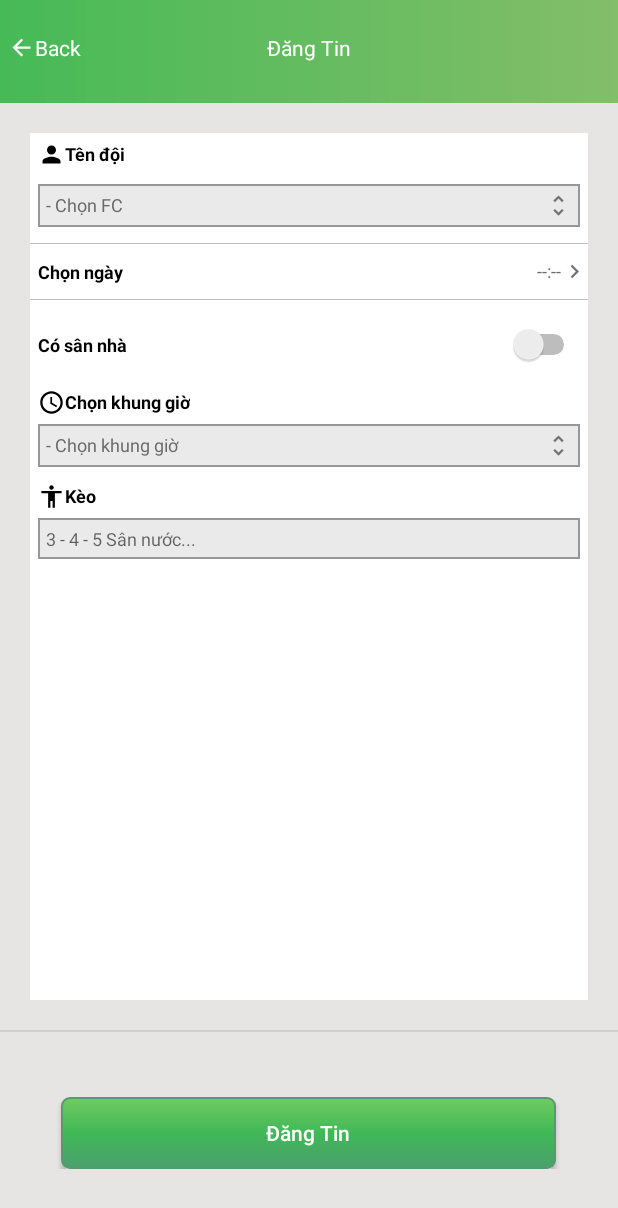
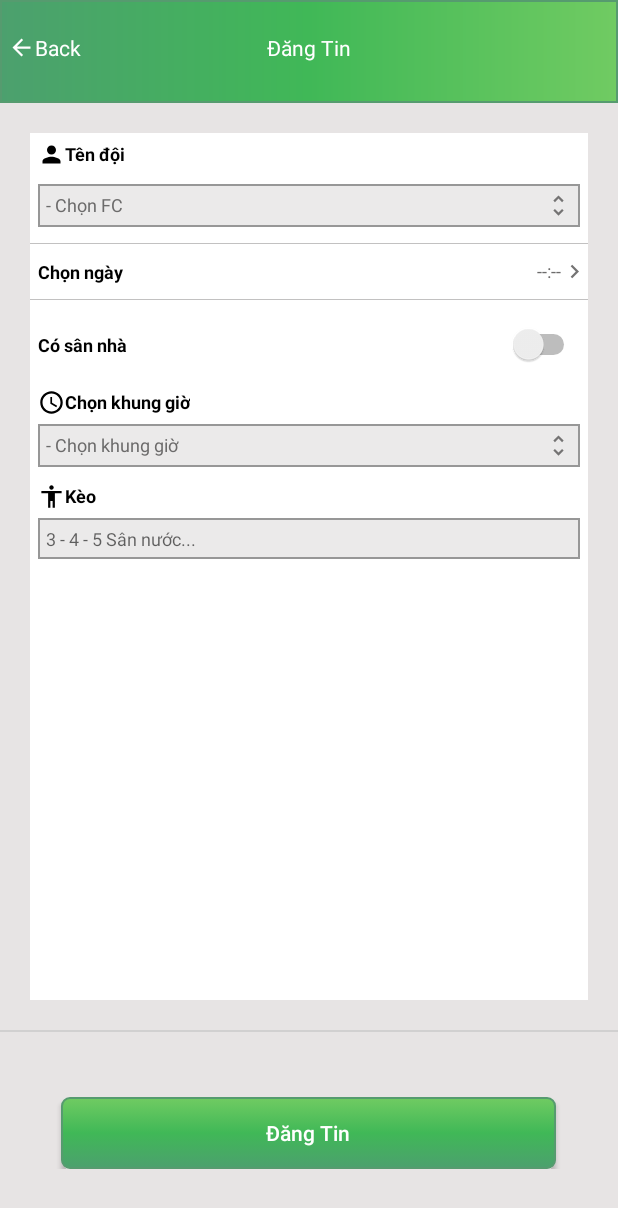
Before and after one commit to zzlaodaizz7/STP2019, an Android app: the Activity_Dang_Tin_Tim_Doi_Thu screen opened directly, with no data from a screen before it, on a phone screen of 412 x 824 dp. Shown: the top 1208 px of the screen. Run offline under Robolectric (Android 15) with nearby library versions, the phone set to English and light mode, and no system bars.

Commit message:
Fix lai vien button

```diff
--- a/app/src/main/res/drawable/custom_button_click_dx.xml
+++ b/app/src/main/res/drawable/custom_button_click_dx.xml
@@ -1,6 +1,6 @@
 <?xml version="1.0" encoding="utf-8"?>
 <shape xmlns:android="http://schemas.android.com/apk/res/android">
-    <stroke android:color="#70CB62"
+    <stroke android:color="#569B6F"
         android:width="1dp"/>
     <solid android:color="#569B6F"/>
     <corners android:radius="5dp"/>
--- a/app/src/main/res/drawable/custom_mau_action_bar_dx.xml
+++ b/app/src/main/res/drawable/custom_mau_action_bar_dx.xml
@@ -1,6 +1,9 @@
 <?xml version="1.0" encoding="utf-8"?>
 <shape xmlns:android="http://schemas.android.com/apk/res/android">
+    <stroke android:color="#569B6F"
+        android:width="1dp"/>
     <gradient android:angle="0"
-        android:startColor="#46BA57"
-        android:endColor="#83BE69"/>
+        android:startColor="#4CA06E"
+        android:centerColor="#40B857"
+        android:endColor="#70CB62"/>
 </shape>
--- a/app/src/main/res/layout/activity__dang__tin__tim__doi__thu.xml
+++ b/app/src/main/res/layout/activity__dang__tin__tim__doi__thu.xml
@@ -19,8 +19,9 @@
 
         <TextView
             android:layout_width="wrap_content"
-            android:layout_height="wrap_content"
+            android:layout_height="match_parent"
             android:drawableLeft="@drawable/back_18dp"
+            android:gravity="center"
             android:paddingLeft="5dp"
             android:paddingRight="5dp"
             android:text="Back"
@@ -290,6 +291,7 @@
             android:layout_height="wrap_content"
             android:orientation="horizontal"
             app:layout_constraintBottom_toBottomOf="parent"
+            app:layout_constraintLeft_toLeftOf="parent"
             app:layout_constraintTop_toTopOf="parent">
 
             <TextView
```
